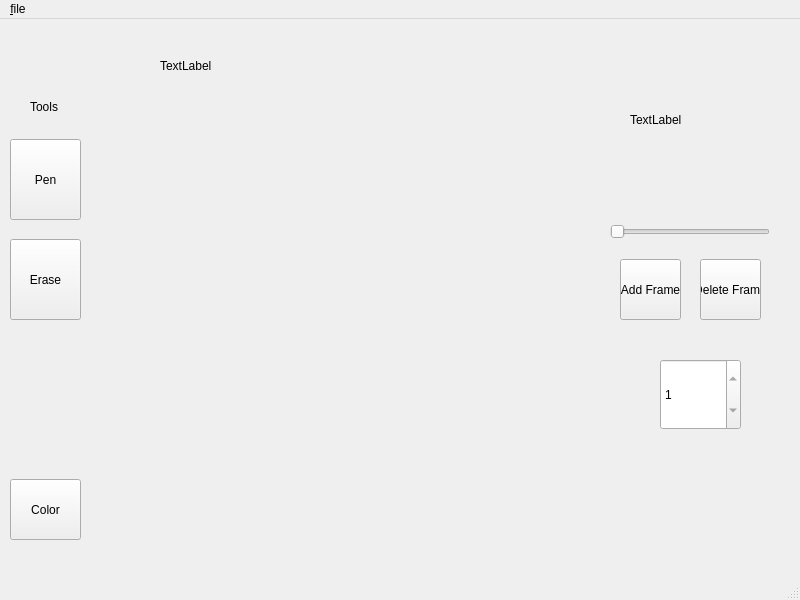
First picture: the form in mainwindow.ui, repository markusbuck/sprite-editor, before the edit.
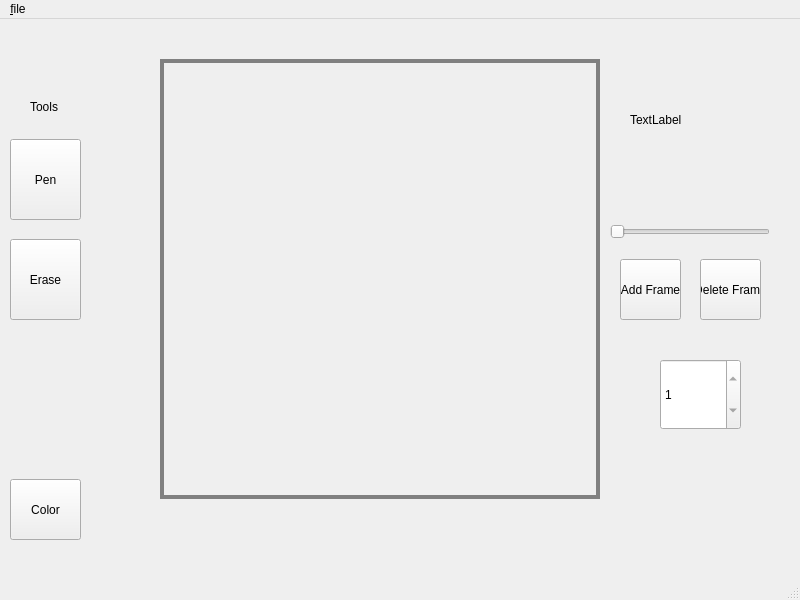
Second picture: the form after the edit.

Commit message: adjusted default size, added border around canvas

```diff
--- a/mainwindow.ui
+++ b/mainwindow.ui
@@ -49,8 +49,11 @@
       <height>440</height>
      </rect>
     </property>
+    <property name="styleSheet">
+     <string notr="true">border: 4px solid grey;</string>
+    </property>
     <property name="text">
-     <string>TextLabel</string>
+     <string/>
     </property>
     <property name="alignment">
      <set>Qt::AlignLeading|Qt::AlignLeft|Qt::AlignTop</set>
```
The commit also changes 1 other file.
